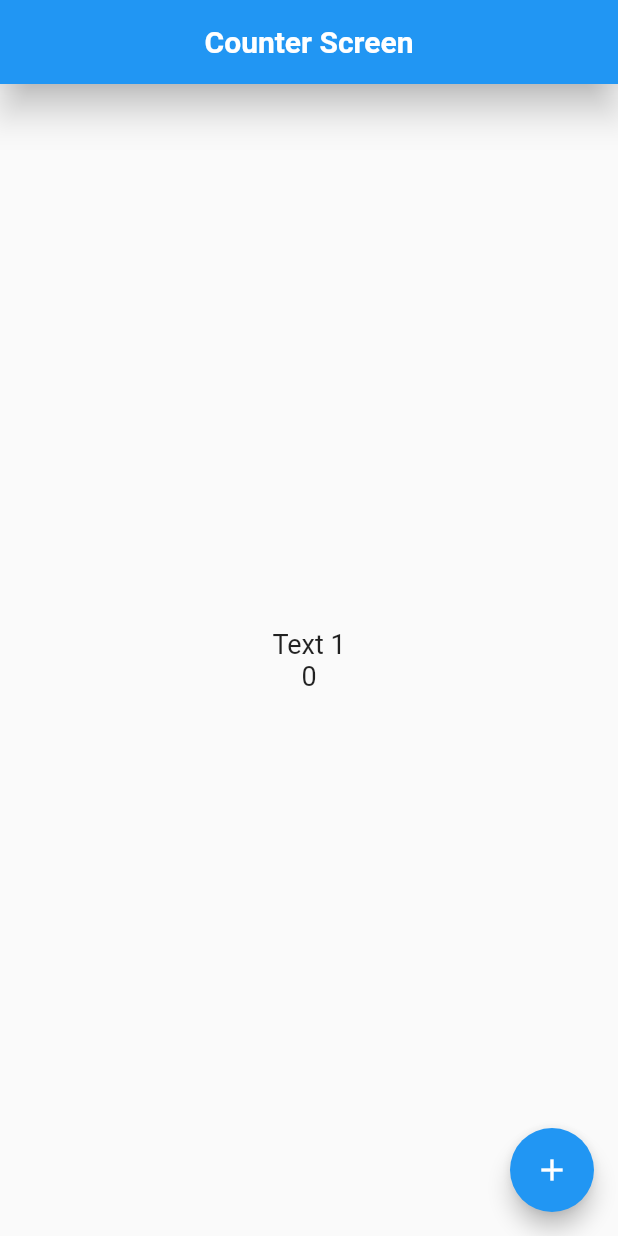
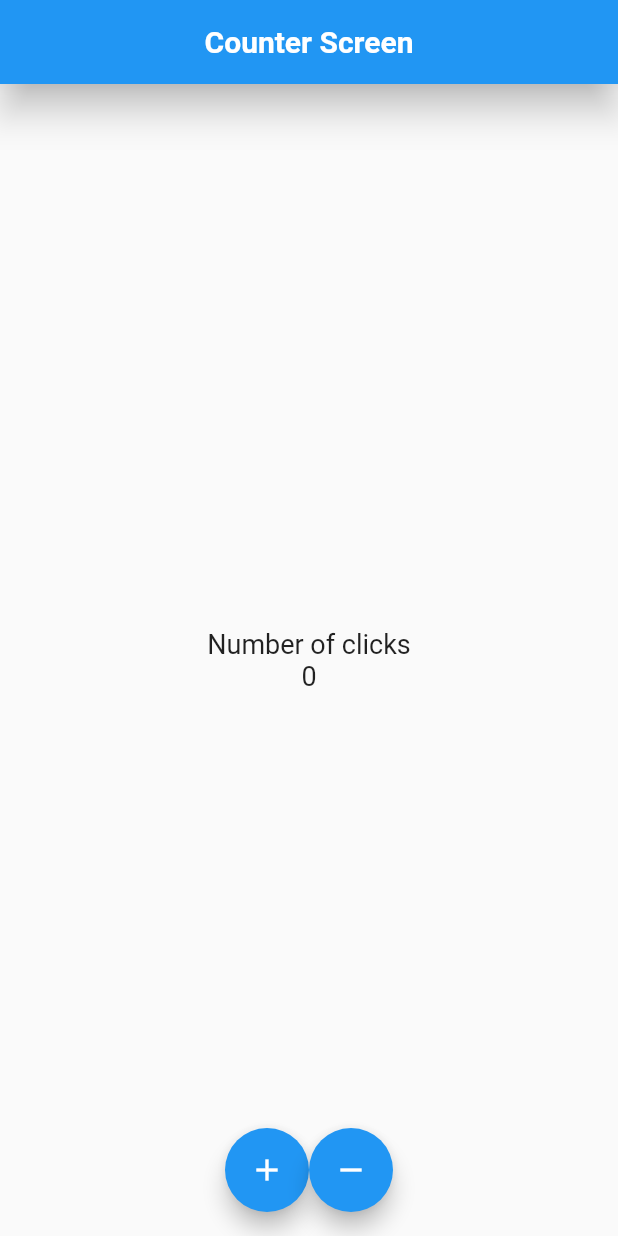
Before and after one commit to francopagnotta/Flutter_Counter, a Flutter app: the screen it shows after launch, on a phone screen of 412 x 824 dp. Run offline on Flutter 3.47's test engine with Material 2 defaults, Android fonts, the phone set to English and light mode, and no system bars.

Commit message:
add: add subtract button

```diff
--- a/lib/screens/counter_screen.dart
+++ b/lib/screens/counter_screen.dart
@@ -29,7 +29,7 @@ class _CounterScreenState extends State<CounterScreen> {
           mainAxisAlignment: MainAxisAlignment.center,
           children: <Widget>[
             const Text(
-              'Text 1',
+              'Number of clicks',
               style: fontSize,
             ),
             Text(
@@ -39,7 +39,10 @@ class _CounterScreenState extends State<CounterScreen> {
           ],
         ),
       ),
-      floatingActionButton: FloatingActionButton(
+      floatingActionButton: Row(
+        mainAxisAlignment: MainAxisAlignment.center,
+        children: [
+          FloatingActionButton(
               child: const Icon(
                 Icons.add,
               ),
@@ -47,7 +50,17 @@ class _CounterScreenState extends State<CounterScreen> {
               onPressed: () {
                 setState(() => counter++);
               }),
-      floatingActionButtonLocation: FloatingActionButtonLocation.endFloat,
+          FloatingActionButton(
+              child: const Icon(
+                Icons.remove,
+              ),
+              // ignore: avoid_print
+              onPressed: () {
+                setState(() => counter--);
+              }),
+        ],
+      ),
+      floatingActionButtonLocation: FloatingActionButtonLocation.centerFloat,
     );
   }
 }
```
Lines whose indentation alone changed are shown as unchanged.
